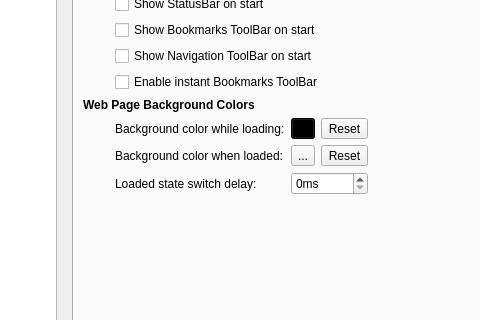
Qt form src/lib/preferences/preferences.ui (KDE/falkon) before a commit; both pictures show x 174 to 654 and y 110 to 430 of the 1035 by 727 pixel window.
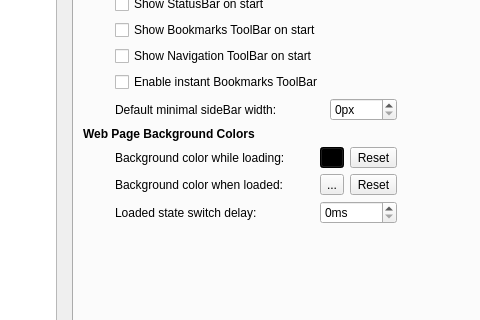
The same form after that commit. The open tabs and pages were chosen to show the change. Custom widgets are drawn as their Qt base class.

Commit message:
Add configurable minimal width for sidebar
FIXED-IN: 25.12.0

Patch:
```diff
--- a/src/lib/preferences/preferences.ui
+++ b/src/lib/preferences/preferences.ui
@@ -526,13 +526,6 @@
               <layout class="QGridLayout" name="gridLayout_16">
                <item row="1" column="2">
                 <layout class="QGridLayout" name="gridLayout_7">
-                 <item row="0" column="0">
-                  <widget class="QCheckBox" name="showStatusbar">
-                   <property name="text">
-                    <string>Show StatusBar on start</string>
-                   </property>
-                  </widget>
-                 </item>
                  <item row="1" column="0">
                   <widget class="QCheckBox" name="showBookmarksToolbar">
                    <property name="text">
@@ -540,6 +533,20 @@
                    </property>
                   </widget>
                  </item>
+                 <item row="4" column="0">
+                  <widget class="QLabel" name="label_56">
+                   <property name="text">
+                    <string>Default minimal sideBar width:</string>
+                   </property>
+                  </widget>
+                 </item>
+                 <item row="0" column="0">
+                  <widget class="QCheckBox" name="showStatusbar">
+                   <property name="text">
+                    <string>Show StatusBar on start</string>
+                   </property>
+                  </widget>
+                 </item>
                  <item row="2" column="0">
                   <widget class="QCheckBox" name="showNavigationToolbar">
                    <property name="text">
@@ -554,6 +561,16 @@
                    </property>
                   </widget>
                  </item>
+                 <item row="4" column="1">
+                  <widget class="QSpinBox" name="defaultSideBarWidth">
+                   <property name="suffix">
+                    <string>px</string>
+                   </property>
+                   <property name="maximum">
+                    <number>9999</number>
+                   </property>
+                  </widget>
+                 </item>
                 </layout>
                </item>
                <item row="3" column="0" colspan="3">
```
The commit also changes 5 other files.
